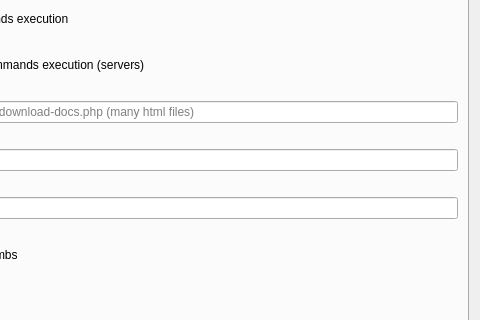
ziracms/editor, file ui/settings.ui: the form before one commit; both pictures show x 320 to 800 and y 95 to 415 of the 800 by 560 pixel window.
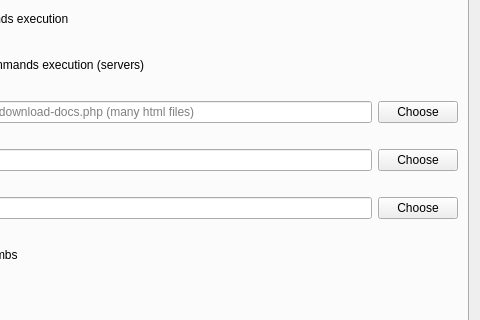
The form after the commit. The open tabs and pages were chosen to show the change.

Commit message: settings dialog improved

What changed in the file:
```diff
--- a/ui/settings.ui
+++ b/ui/settings.ui
@@ -1446,6 +1446,13 @@
            </property>
           </widget>
          </item>
+         <item>
+          <widget class="QPushButton" name="phpManualPathButton">
+           <property name="text">
+            <string>Choose</string>
+           </property>
+          </widget>
+         </item>
         </layout>
        </item>
        <item>
@@ -1475,6 +1482,13 @@
          <item>
           <widget class="QLineEdit" name="customThemesFolderLineEdit"/>
          </item>
+         <item>
+          <widget class="QPushButton" name="customThemesButton">
+           <property name="text">
+            <string>Choose</string>
+           </property>
+          </widget>
+         </item>
         </layout>
        </item>
        <item>
@@ -1501,6 +1515,13 @@
          <item>
           <widget class="QLineEdit" name="pluginsFolderLineEdit"/>
          </item>
+         <item>
+          <widget class="QPushButton" name="pluginsFolderButton">
+           <property name="text">
+            <string>Choose</string>
+           </property>
+          </widget>
+         </item>
         </layout>
        </item>
        <item>
```
Left out of the diff: 4 changed lines with no effect on the pictures. The commit also changes 2 other files.
